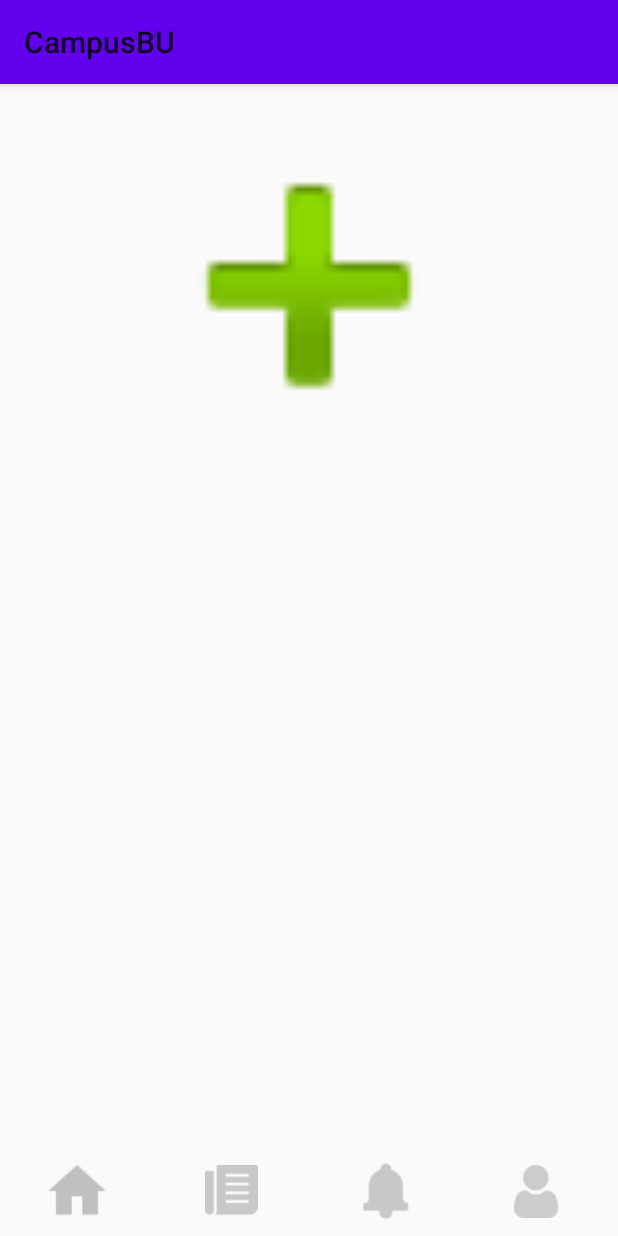
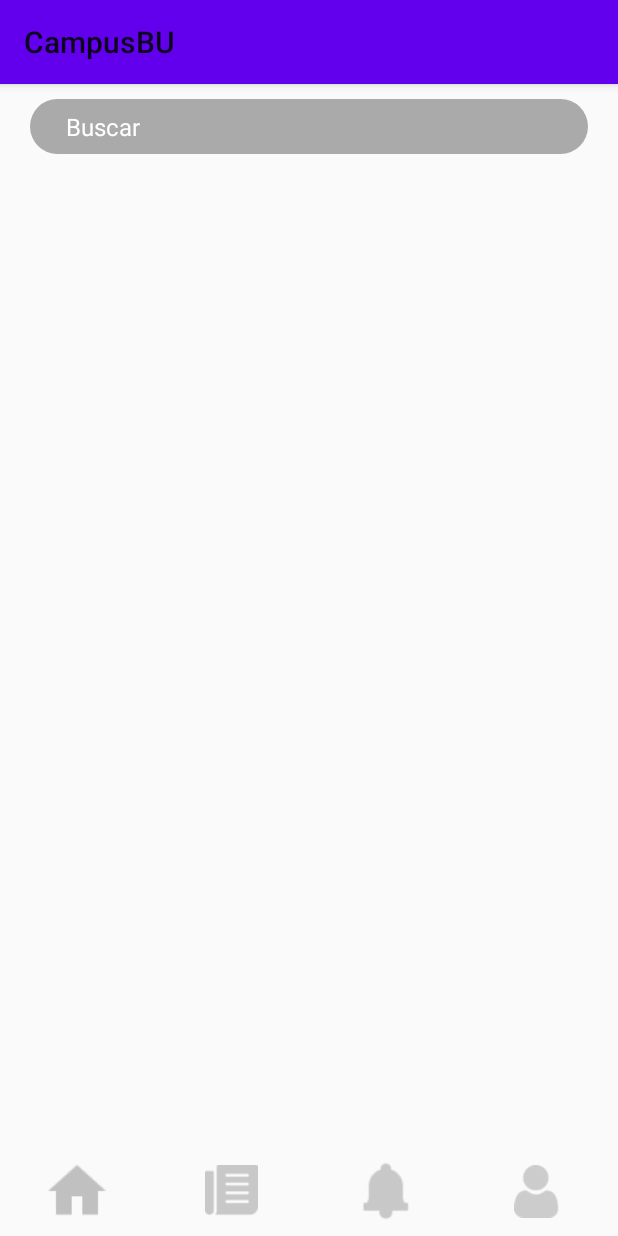
Before and after one commit to DanielRamirez1901/proyecto-apps, an Android app: the screen it shows after launch (MainActivity), on a phone screen of 412 x 824 dp. Run offline under Robolectric (Android 15) with nearby library versions, the phone set to English and light mode, and no system bars.

Commit message:
name commit

```diff
--- /dev/null
+++ b/CampusBU/app/src/main/res/drawable/recuadro_busqueda.xml
@@ -0,0 +1,11 @@
+<?xml version="1.0" encoding="utf-8"?>
+<shape xmlns:android="http://schemas.android.com/apk/res/android"
+    android:shape="rectangle"
+    android:padding="10dp"
+    android:layout_width="wrap_content"
+    android:layout_height="wrap_content">
+
+    <corners android:radius="26.5dp" />
+    <solid android:color="@android:color/darker_gray" />
+
+</shape>
--- a/CampusBU/app/src/main/res/layout/homefragment.xml
+++ b/CampusBU/app/src/main/res/layout/homefragment.xml
@@ -1,17 +1,53 @@
 <?xml version="1.0" encoding="utf-8"?>
-<androidx.constraintlayout.widget.ConstraintLayout xmlns:android="http://schemas.android.com/apk/res/android"
+<LinearLayout xmlns:android="http://schemas.android.com/apk/res/android"
     xmlns:app="http://schemas.android.com/apk/res-auto"
     xmlns:tools="http://schemas.android.com/tools"
     android:layout_width="match_parent"
-    android:layout_height="match_parent">
+    android:layout_height="match_parent"
+    android:orientation="vertical">
 
-    <ImageView
-        android:id="@+id/imageView"
-        android:layout_width="248dp"
-        android:layout_height="269dp"
-        app:layout_constraintEnd_toEndOf="parent"
-        app:layout_constraintStart_toStartOf="parent"
-        app:layout_constraintTop_toTopOf="parent"
-        app:srcCompat="@android:drawable/ic_input_add"
-        tools:srcCompat="@tools:sample/backgrounds/scenic[0]" />
-</androidx.constraintlayout.widget.ConstraintLayout>
+    <!-- Aquí colocamos el contenedor para el fragmento -->
+    <FrameLayout
+        android:id="@+id/search_container"
+        android:layout_width="match_parent"
+        android:layout_height="112dp"
+        android:layout_weight="1">
+
+        <EditText
+            android:id="@+id/editTextTextPersonName"
+            android:layout_width="match_parent"
+            android:layout_height="36.7dp"
+            android:layout_marginStart="20dp"
+            android:layout_marginTop="10dp"
+            android:layout_marginEnd="20dp"
+            android:background="@drawable/recuadro_busqueda"
+            android:ems="10"
+            android:hint="      Buscar"
+            android:inputType="textPersonName"
+            android:textColor="#FFFFFF"
+            android:textColorHint="#FFFFFF"
+            android:textSize="16sp"
+            app:layout_constraintEnd_toEndOf="parent"
+            app:layout_constraintStart_toStartOf="parent"
+            app:layout_constraintTop_toTopOf="parent" />
+    </FrameLayout>
+
+    <LinearLayout
+        android:layout_width="match_parent"
+        android:layout_height="wrap_content"
+        android:orientation="horizontal">
+
+
+    </LinearLayout>
+
+    <FrameLayout
+        android:id="@+id/fragment_container"
+        android:layout_width="match_parent"
+        android:layout_height="match_parent"
+        android:layout_weight="1">
+
+    </FrameLayout>
+
+    <!-- Aquí colocamos la barra de navegación -->
+
+</LinearLayout>
```
